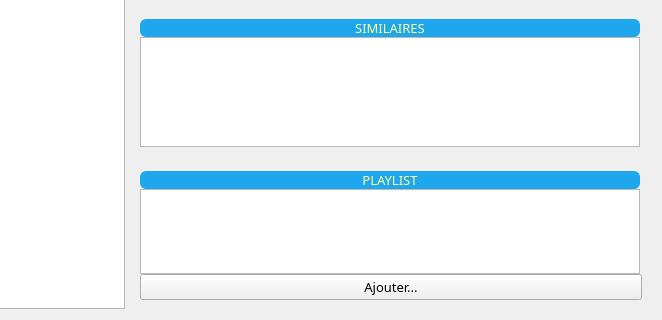
Qt form projet-musique/core/ongletmp3.ui (toopoormaghell/projet-musique) before a commit; both pictures show x 238 to 900 and y 580 to 900 of the 900 by 900 pixel window.
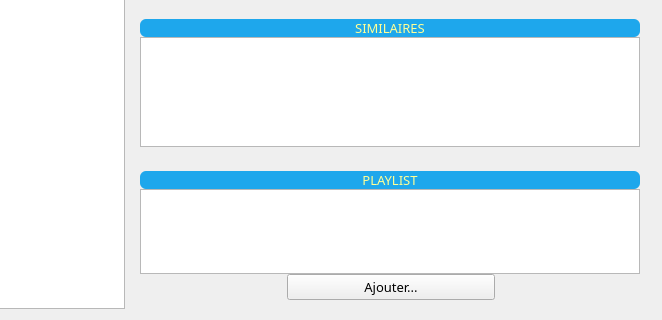
The same form after that commit. Icons and pictures are not drawn.

```diff
--- a/projet-musique/core/ongletmp3.ui
+++ b/projet-musique/core/ongletmp3.ui
@@ -911,6 +911,21 @@
            </widget>
           </item>
           <item>
+           <layout class="QHBoxLayout" name="horizontalLayout_2">
+            <item>
+             <spacer name="horizontalSpacer">
+              <property name="orientation">
+               <enum>Qt::Horizontal</enum>
+              </property>
+              <property name="sizeHint" stdset="0">
+               <size>
+                <width>40</width>
+                <height>20</height>
+               </size>
+              </property>
+             </spacer>
+            </item>
+            <item>
            <widget class="QPushButton" name="Bouton_Playlist">
             <property name="styleSheet">
              <string notr="true">width: 200px;</string>
@@ -919,6 +934,21 @@
              <string>Ajouter...</string>
             </property>
            </widget>
+            </item>
+            <item>
+             <spacer name="horizontalSpacer_2">
+              <property name="orientation">
+               <enum>Qt::Horizontal</enum>
+              </property>
+              <property name="sizeHint" stdset="0">
+               <size>
+                <width>40</width>
+                <height>20</height>
+               </size>
+              </property>
+             </spacer>
+            </item>
+           </layout>
           </item>
          </layout>
         </widget>
```
Lines whose indentation alone changed are shown as unchanged.
